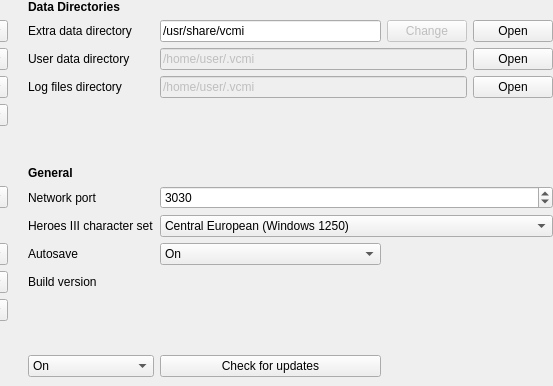
Old version of the form launcher/settingsView/csettingsview_moc.ui in the repository vcmi/vcmi; both pictures show x 226 to 779 and y 0 to 386 of the 779 by 619 pixel window.
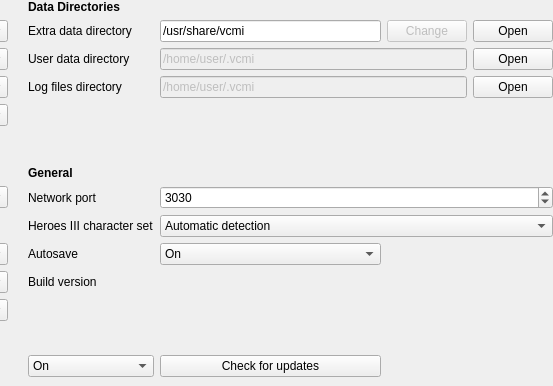
New version of the form.

Commit message: Implemented automatic detection of H3 files language/encoding

Patch:
```diff
--- a/launcher/settingsView/csettingsview_moc.ui
+++ b/launcher/settingsView/csettingsview_moc.ui
@@ -526,6 +526,11 @@
    </item>
    <item row="10" column="7" colspan="3">
     <widget class="QComboBox" name="comboBoxEncoding">
+     <item>
+      <property name="text">
+       <string>Automatic detection</string>
+      </property>
+     </item>
      <item>
       <property name="text">
        <string>Central European (Windows 1250)</string>
```
The commit also changes 3 other files.
